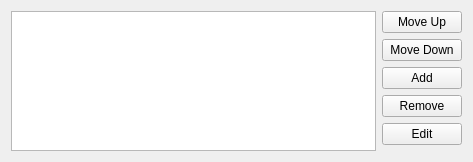
Old version of the form clients/oxygen/config/oxygenexceptionlistwidget.ui in the repository KDE/kwin.
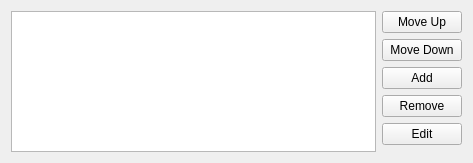
New version of the form. Custom widgets are drawn as their Qt base class.

Commit message: added spacer below buttons

What changed in the file:
```diff
--- a/clients/oxygen/config/oxygenexceptionlistwidget.ui
+++ b/clients/oxygen/config/oxygenexceptionlistwidget.ui
@@ -7,7 +7,7 @@
     <x>0</x>
     <y>0</y>
     <width>473</width>
-    <height>100</height>
+    <height>163</height>
    </rect>
   </property>
   <property name="sizePolicy">
@@ -74,6 +74,19 @@
      </property>
     </widget>
    </item>
+   <item row="5" column="1">
+    <spacer name="verticalSpacer">
+     <property name="orientation">
+      <enum>Qt::Vertical</enum>
+     </property>
+     <property name="sizeHint" stdset="0">
+      <size>
+       <width>20</width>
+       <height>0</height>
+      </size>
+     </property>
+    </spacer>
+   </item>
   </layout>
  </widget>
  <customwidgets>
```
